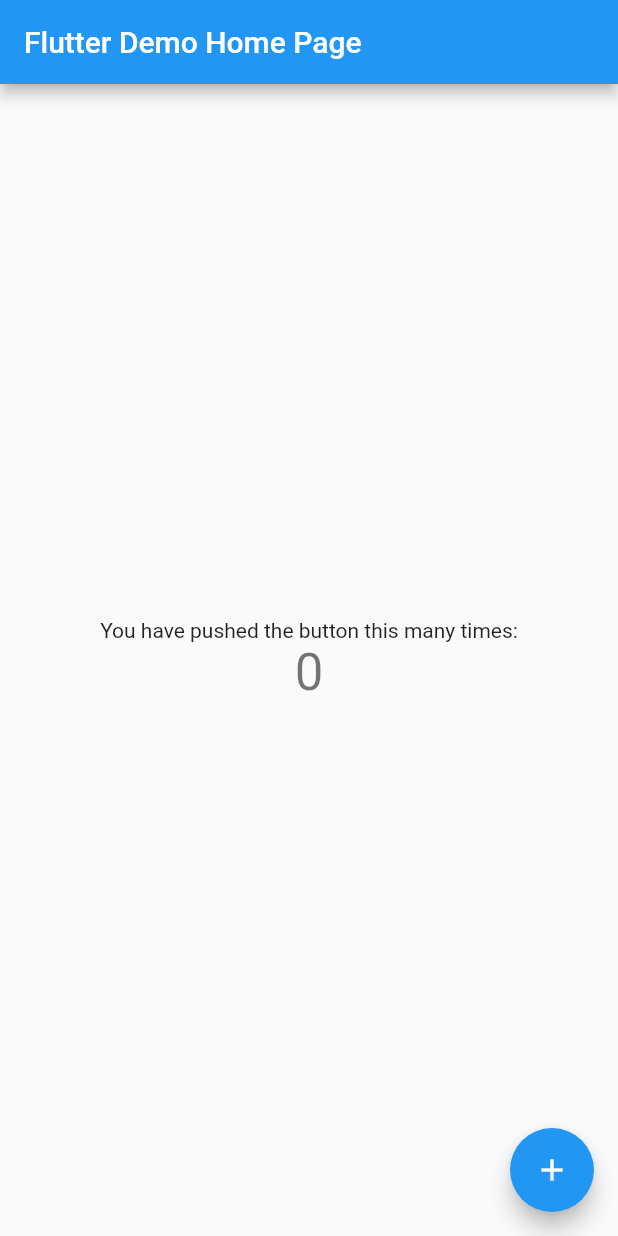
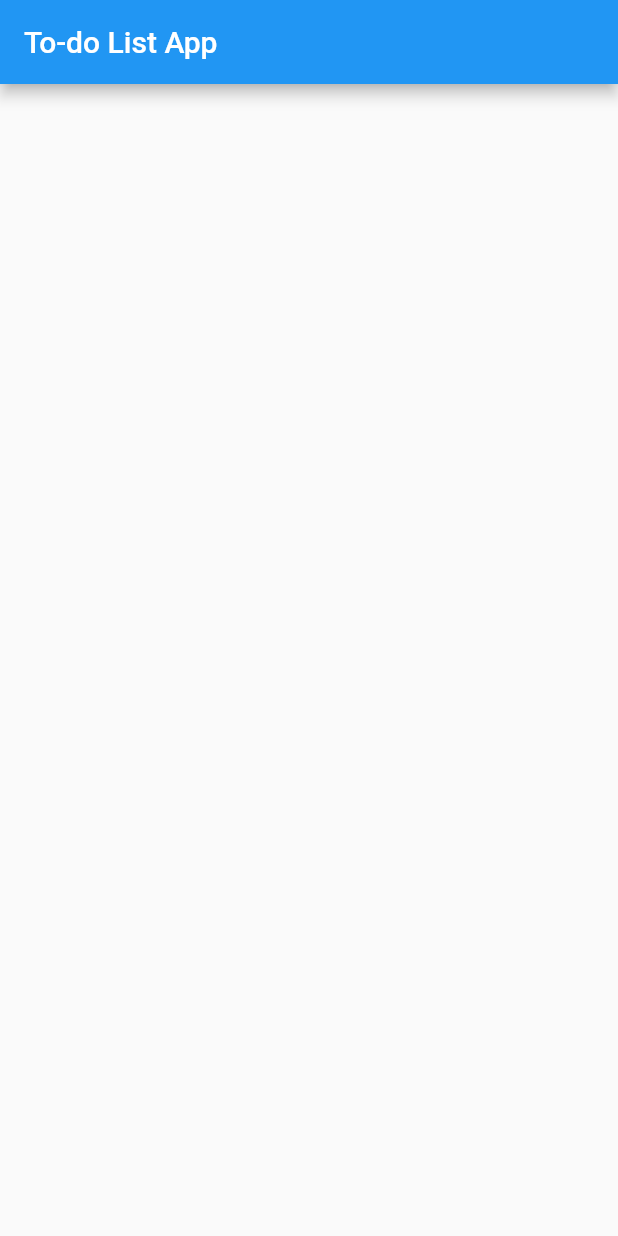
Before and after one commit to dryladen/To-do-List-App, a Flutter app: the screen it shows after launch, on a phone screen of 412 x 824 dp. Run offline on Flutter 3.47's test engine with Material 2 defaults, Android fonts, the phone set to English and light mode, and no system bars.

Commit message:
BaseFormat

```diff
--- a/lib/main.dart
+++ b/lib/main.dart
@@ -5,109 +5,32 @@
 }
 
 class MyApp extends StatelessWidget {
-  // This widget is the root of your application.
   @override
   Widget build(BuildContext context) {
     return MaterialApp(
-      title: 'Flutter Demo',
+      debugShowCheckedModeBanner: false,
+      title: 'To-do List App',
       theme: ThemeData(
-        // This is the theme of your application.
-        //
-        // Try running your application with "flutter run". You'll see the
-        // application has a blue toolbar. Then, without quitting the app, try
-        // changing the primarySwatch below to Colors.green and then invoke
-        // "hot reload" (press "r" in the console where you ran "flutter run",
-        // or simply save your changes to "hot reload" in a Flutter IDE).
-        // Notice that the counter didn't reset back to zero; the application
-        // is not restarted.
         primarySwatch: Colors.blue,
       ),
-      home: MyHomePage(title: 'Flutter Demo Home Page'),
+      home: HomePage(),
     );
   }
 }
 
-class MyHomePage extends StatefulWidget {
-  MyHomePage({Key key, this.title}) : super(key: key);
-
-  // This widget is the home page of your application. It is stateful, meaning
-  // that it has a State object (defined below) that contains fields that affect
-  // how it looks.
-
-  // This class is the configuration for the state. It holds the values (in this
-  // case the title) provided by the parent (in this case the App widget) and
-  // used by the build method of the State. Fields in a Widget subclass are
-  // always marked "final".
-
-  final String title;
-
+class HomePage extends StatefulWidget {
   @override
-  _MyHomePageState createState() => _MyHomePageState();
+  _HomePageState createState() => _HomePageState();
 }
 
-class _MyHomePageState extends State<MyHomePage> {
-  int _counter = 0;
-
-  void _incrementCounter() {
-    setState(() {
-      // This call to setState tells the Flutter framework that something has
-      // changed in this State, which causes it to rerun the build method below
-      // so that the display can reflect the updated values. If we changed
-      // _counter without calling setState(), then the build method would not be
-      // called again, and so nothing would appear to happen.
-      _counter++;
-    });
-  }
-
+class _HomePageState extends State<HomePage> {
   @override
   Widget build(BuildContext context) {
-    // This method is rerun every time setState is called, for instance as done
-    // by the _incrementCounter method above.
-    //
-    // The Flutter framework has been optimized to make rerunning build methods
-    // fast, so that you can just rebuild anything that needs updating rather
-    // than having to individually change instances of widgets.
     return Scaffold(
       appBar: AppBar(
-        // Here we take the value from the MyHomePage object that was created by
-        // the App.build method, and use it to set our appbar title.
-        title: Text(widget.title),
+        title: Text("To-do List App"),
       ),
-      body: Center(
-        // Center is a layout widget. It takes a single child and positions it
-        // in the middle of the parent.
-        child: Column(
-          // Column is also a layout widget. It takes a list of children and
-          // arranges them vertically. By default, it sizes itself to fit its
-          // children horizontally, and tries to be as tall as its parent.
-          //
-          // Invoke "debug painting" (press "p" in the console, choose the
-          // "Toggle Debug Paint" action from the Flutter Inspector in Android
-          // Studio, or the "Toggle Debug Paint" command in Visual Studio Code)
-          // to see the wireframe for each widget.
-          //
-          // Column has various properties to control how it sizes itself and
-          // how it positions its children. Here we use mainAxisAlignment to
-          // center the children vertically; the main axis here is the vertical
-          // axis because Columns are vertical (the cross axis would be
-          // horizontal).
-          mainAxisAlignment: MainAxisAlignment.center,
-          children: <Widget>[
-            Text(
-              'You have pushed the button this many times:',
-            ),
-            Text(
-              '$_counter',
-              style: Theme.of(context).textTheme.headline4,
-            ),
-          ],
-        ),
-      ),
-      floatingActionButton: FloatingActionButton(
-        onPressed: _incrementCounter,
-        tooltip: 'Increment',
-        child: Icon(Icons.add),
-      ), // This trailing comma makes auto-formatting nicer for build methods.
+      body: Center(),
     );
   }
 }
```
